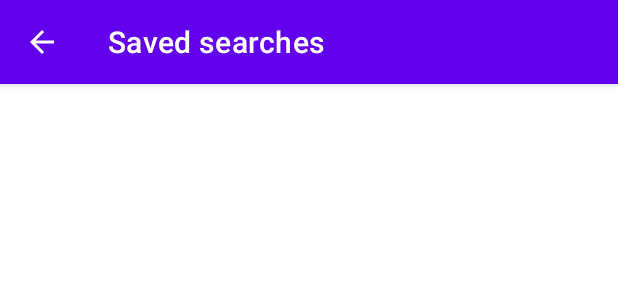
After one commit to eagskunst/Myngs, an Android app: the layout saved_searches_header.xml on its own in the app's theme, with its tools: preview values and no code run, on a phone screen of 412 x 824 dp. The commit adds this screen. Shown: the top 300 px of the screen. Run offline under Robolectric (Android 15) with nearby library versions, the phone set to English and light mode, and no system bars.

Commit message:
Saved searches activity layout and header. Added strings resources and viewmodel to module

```diff
--- a/app/src/main/AndroidManifest.xml
+++ b/app/src/main/AndroidManifest.xml
@@ -13,7 +13,8 @@
         android:roundIcon="@mipmap/ic_launcher_round"
         android:supportsRtl="true"
         android:theme="@style/AppTheme">
-        <activity android:name=".ui.albumdetail.AlbumDetailActivity"></activity>
+        <activity android:name=".ui.albumdetail.AlbumDetailActivity"/>
+        <activity android:name=".ui.savedsearches.SavedSearchesActivity"/>
         <activity android:name=".ui.home.HomeActivity">
             <intent-filter>
                 <action android:name="android.intent.action.MAIN" />
--- a/app/src/main/java/com/eagskunst/apps/myngs/app/di/viewModelModule.kt
+++ b/app/src/main/java/com/eagskunst/apps/myngs/app/di/viewModelModule.kt
@@ -2,6 +2,7 @@ package com.eagskunst.apps.myngs.app.di
 
 import com.eagskunst.apps.myngs.ui.albumdetail.AlbumDetailViewModel
 import com.eagskunst.apps.myngs.ui.home.HomeViewModel
+import com.eagskunst.apps.myngs.ui.savedsearches.SavedSearchesViewModel
 import org.koin.android.viewmodel.dsl.viewModel
 import org.koin.dsl.module
 
@@ -12,4 +13,5 @@ import org.koin.dsl.module
 val viewModelModule = module {
     viewModel { HomeViewModel(get()) }
     viewModel { AlbumDetailViewModel(get()) }
+    viewModel { SavedSearchesViewModel(get()) }
 }
--- /dev/null
+++ b/app/src/main/res/layout/saved_searches_header.xml
@@ -0,0 +1,19 @@
+<?xml version="1.0" encoding="utf-8"?>
+<com.google.android.material.appbar.AppBarLayout xmlns:android="http://schemas.android.com/apk/res/android"
+    android:layout_width="match_parent"
+    android:layout_height="wrap_content"
+    xmlns:app="http://schemas.android.com/apk/res-auto">
+
+
+    <com.google.android.material.appbar.MaterialToolbar
+        android:id="@+id/savedSearchesToolbar"
+        android:layout_width="match_parent"
+        android:layout_height="?attr/actionBarSize"
+        app:layout_collapseMode="pin"
+        android:background="@color/colorPrimary"
+        app:navigationIcon="@drawable/ic_back"
+        app:titleTextColor="@android:color/white"
+        app:title="@string/saved_searches_title"
+        />
+
+</com.google.android.material.appbar.AppBarLayout>
--- a/app/src/main/res/values/strings.xml
+++ b/app/src/main/res/values/strings.xml
@@ -2,4 +2,6 @@
     <string name="app_name">Myngs</string>
     <string name="search_a_song_hint">Search a song</string>
     <string name="empty_search_text">Seems like the search did not return any results. Try with another words!</string>
+    <string name="search_your_words_hint">Search your words...</string>
+    <string name="saved_searches_title">Saved searches</string>
 </resources>
```
Also changed, not shown: app/src/main/java/com/eagskunst/apps/myngs/ui/savedsearches/SavedSearchesActivity.kt (added, +22 -0 lines), app/src/main/res/layout/activity_saved_searches.xml (added, +15 -0 lines), 1 other file.
